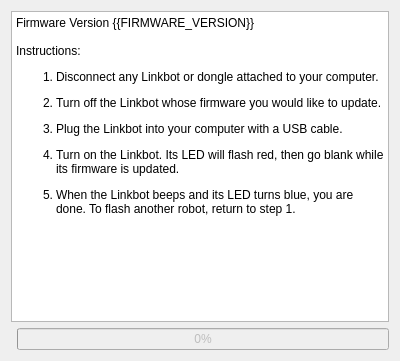
Old version of the form ui/dialog.ui in the repository davidko/LinkbotFirmwareRescue.
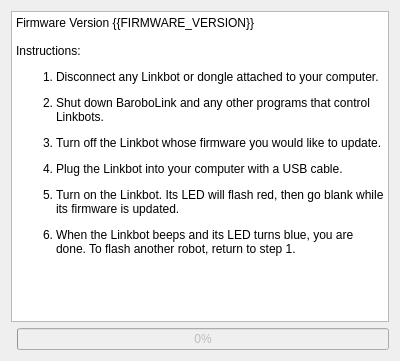
New version of the form.

Diff of the .ui file:
```diff
--- a/ui/dialog.ui
+++ b/ui/dialog.ui
@@ -25,6 +25,7 @@
 &lt;p style=&quot;-qt-paragraph-type:empty; margin-top:0px; margin-bottom:0px; margin-left:0px; margin-right:0px; -qt-block-indent:0; text-indent:0px;&quot;&gt;&lt;br /&gt;&lt;/p&gt;
 &lt;p style=&quot; margin-top:0px; margin-bottom:0px; margin-left:0px; margin-right:0px; -qt-block-indent:0; text-indent:0px;&quot;&gt;Instructions:&lt;/p&gt;
 &lt;ol style=&quot;margin-top: 0px; margin-bottom: 0px; margin-left: 0px; margin-right: 0px; -qt-list-indent: 1;&quot;&gt;&lt;li style=&quot; margin-top:12px; margin-bottom:12px; margin-left:0px; margin-right:0px; -qt-block-indent:0; text-indent:0px;&quot;&gt;Disconnect any Linkbot or dongle attached to your computer.&lt;/li&gt;
+&lt;li style=&quot; margin-top:12px; margin-bottom:12px; margin-left:0px; margin-right:0px; -qt-block-indent:0; text-indent:0px;&quot;&gt;Shut down BaroboLink and any other programs that control Linkbots.&lt;/li&gt;
 &lt;li style=&quot; margin-top:12px; margin-bottom:12px; margin-left:0px; margin-right:0px; -qt-block-indent:0; text-indent:0px;&quot;&gt;Turn off the Linkbot whose firmware you would like to update.&lt;/li&gt;
 &lt;li style=&quot; margin-top:12px; margin-bottom:12px; margin-left:0px; margin-right:0px; -qt-block-indent:0; text-indent:0px;&quot;&gt;Plug the Linkbot into your computer with a USB cable.&lt;/li&gt;
 &lt;li style=&quot; margin-top:12px; margin-bottom:12px; margin-left:0px; margin-right:0px; -qt-block-indent:0; text-indent:0px;&quot;&gt;Turn on the Linkbot. Its LED will flash red, then go blank while its firmware is updated.&lt;/li&gt;
```
